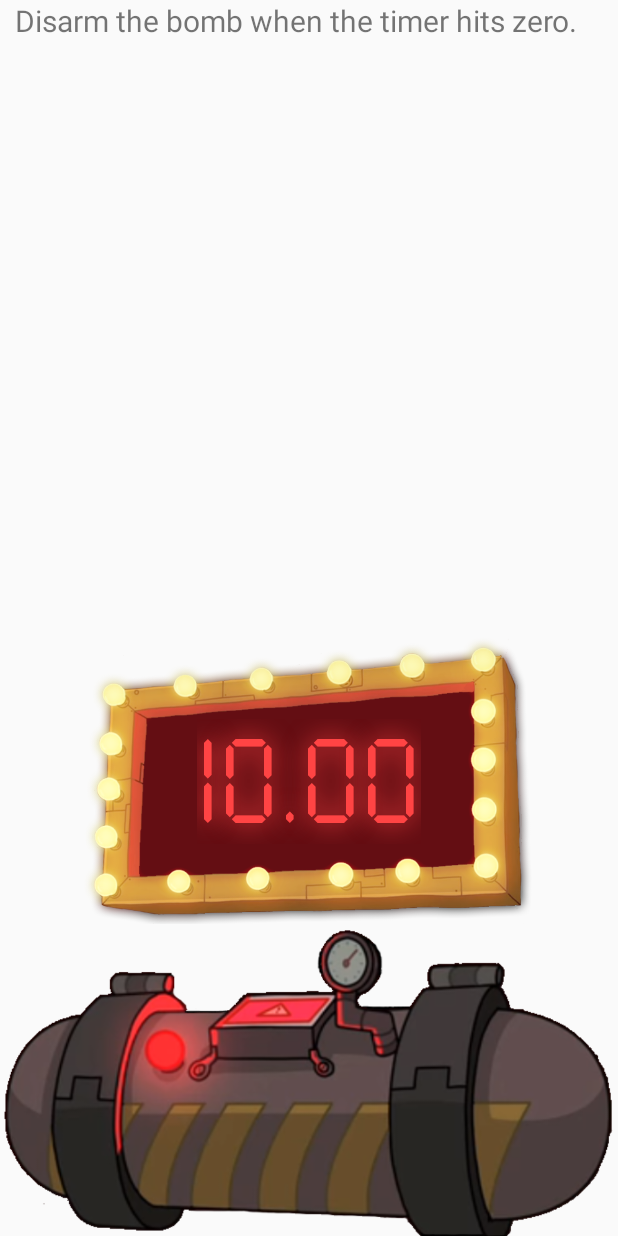
After one commit to Jaybit0/SpeedQuestAndroid, an Android app: the layout game_disarmthebomb.xml on its own in the app's theme, with its tools: preview values and no code run, on a phone screen of 412 x 824 dp. The commit adds this screen. Run offline under Robolectric (Android 15) with nearby library versions, the phone set to English and light mode, and no system bars.

Commit message:
Mini-game 'disarm the bomb'

```diff
--- a/app/src/main/java/de/dhbw/apps/speedquest/IngameActivity.java
+++ b/app/src/main/java/de/dhbw/apps/speedquest/IngameActivity.java
@@ -16,12 +16,14 @@ import java.util.UUID;
 
 import de.dhbw.apps.speedquest.client.GameState;
 import de.dhbw.apps.speedquest.client.SpeedQuestClient;
+import de.dhbw.apps.speedquest.client.infos.TaskInfo;
 import de.dhbw.apps.speedquest.client.packets.internal.PacketGameStateChanged;
 import de.dhbw.apps.speedquest.client.packets.internal.PacketTaskAssigned;
 import de.dhbw.apps.speedquest.client.packets.internal.PacketTaskFinished;
 import de.dhbw.apps.speedquest.game.GameHandler;
 import de.dhbw.apps.speedquest.game.handlers.CollectItemsHandler;
 import de.dhbw.apps.speedquest.game.handlers.ColorTapGameHandler;
+import de.dhbw.apps.speedquest.game.handlers.DisarmBombGameHandler;
 import de.dhbw.apps.speedquest.game.handlers.QuestionGameHandler;
 import de.dhbw.apps.speedquest.game.handlers.ScoreScreenHandler;
 import de.dhbw.apps.speedquest.game.handlers.TapColorNotWordHandler;
@@ -135,7 +137,7 @@ public class IngameActivity extends AppCompatActivity {
         availableHandlers.put("tapcolornottext", new TapColorNotWordHandler(this));
         availableHandlers.put("whacmole", new WhacMoleGameHandler(this));
         availableHandlers.put("question", new QuestionGameHandler(this));
-
+        availableHandlers.put("disarmbomb", new DisarmBombGameHandler(this));
     }
 
     public void onTaskFinished(PacketTaskFinished packet, SpeedQuestClient client) {
--- a/app/src/main/java/de/dhbw/apps/speedquest/game/handlers/UnavailbleGameHandler.java
+++ b/app/src/main/java/de/dhbw/apps/speedquest/game/handlers/UnavailbleGameHandler.java
@@ -2,8 +2,6 @@ package de.dhbw.apps.speedquest.game.handlers;
 
 import android.view.View;
 import android.widget.TextView;
-
-import org.w3c.dom.Text;
 
 import de.dhbw.apps.speedquest.IngameActivity;
 import de.dhbw.apps.speedquest.R;
@@ -27,8 +25,9 @@ public class UnavailbleGameHandler extends GameHandler {
         if(info != null){
             TextView tv = inflatedView.findViewById(R.id.textUnknownGame);
             tv.setText(String.format("Unknown game: %s", info.getName()));
-            tv.setOnClickListener(v -> {finish(10);});
         }
+
+        finish(0);
     }
 
     @Override
--- /dev/null
+++ b/app/src/main/res/layout/game_disarmthebomb.xml
@@ -0,0 +1,60 @@
+<?xml version="1.0" encoding="utf-8"?>
+<androidx.constraintlayout.widget.ConstraintLayout xmlns:android="http://schemas.android.com/apk/res/android"
+    android:layout_width="match_parent"
+    android:layout_height="match_parent"
+    xmlns:app="http://schemas.android.com/apk/res-auto">
+
+    <TextView
+        android:layout_width="wrap_content"
+        android:layout_height="wrap_content"
+        android:text="Disarm the bomb when the timer hits zero."
+        android:textSize="20sp"
+        android:layout_marginStart="10dp"
+        app:layout_constraintStart_toStartOf="parent"
+        app:layout_constraintTop_toTopOf="parent"/>
+
+
+
+    <ImageView
+        android:id="@+id/imageTimer"
+        android:layout_width="0dp"
+        android:layout_height="wrap_content"
+        android:src="@drawable/ic_neutrino_timer"
+        android:layout_marginStart="50dp"
+        android:layout_marginEnd="50dp"
+        android:adjustViewBounds="true"
+        android:scaleType="fitCenter"
+        app:layout_constraintStart_toStartOf="parent"
+        app:layout_constraintEnd_toEndOf="parent"
+        app:layout_constraintBottom_toTopOf="@id/imageBomb"/>
+
+    <ImageView
+        android:id="@+id/imageBomb"
+        android:layout_width="0dp"
+        android:layout_height="wrap_content"
+        android:src="@drawable/ic_neutrino_bomb"
+        android:scaleType="fitCenter"
+        android:adjustViewBounds="true"
+        app:layout_constraintStart_toStartOf="parent"
+        app:layout_constraintEnd_toEndOf="parent"
+        app:layout_constraintBottom_toBottomOf="parent"/>
+
+    <TextView
+        android:id="@+id/timerText"
+        android:layout_width="wrap_content"
+        android:layout_height="wrap_content"
+        android:text="10.00"
+        android:textSize="80sp"
+        android:fontFamily="@font/seven_segment"
+        android:shadowColor="@android:color/holo_red_light"
+        android:shadowDx="0.0"
+        android:shadowDy="0.0"
+        android:shadowRadius="20"
+        app:layout_constraintVertical_bias="0.55"
+        android:textColor="@android:color/holo_red_light"
+        app:layout_constraintStart_toStartOf="@id/imageTimer"
+        app:layout_constraintEnd_toEndOf="@id/imageTimer"
+        app:layout_constraintTop_toTopOf="@id/imageTimer"
+        app:layout_constraintBottom_toBottomOf="@id/imageTimer"/>
+
+</androidx.constraintlayout.widget.ConstraintLayout>
```
Also changed, not shown: app/src/main/java/de/dhbw/apps/speedquest/game/GameHandler.java (+8 -0 lines), app/src/main/java/de/dhbw/apps/speedquest/game/handlers/DisarmBombGameHandler.java (added, +69 -0 lines), app/src/main/res/layout/game_colortap.xml (+4 -4 lines), app/src/main/res/drawable/ic_neutrino_bomb.PNG (added), app/src/main/res/drawable/ic_neutrino_timer.PNG (added), app/src/main/res/font/seven_segment.ttf (added).
